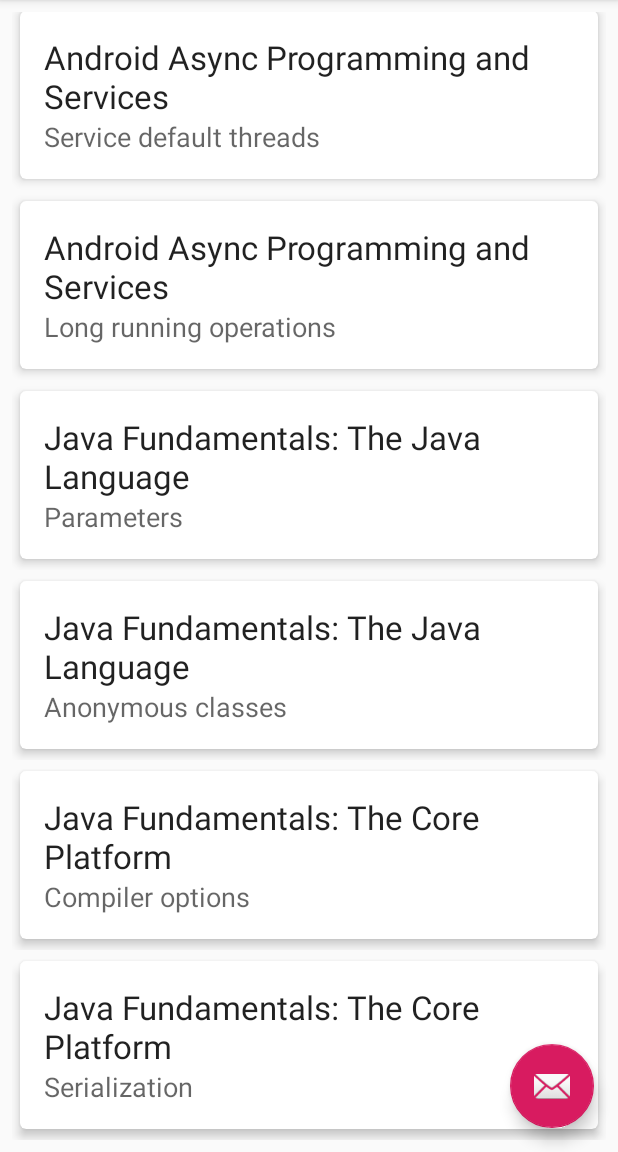
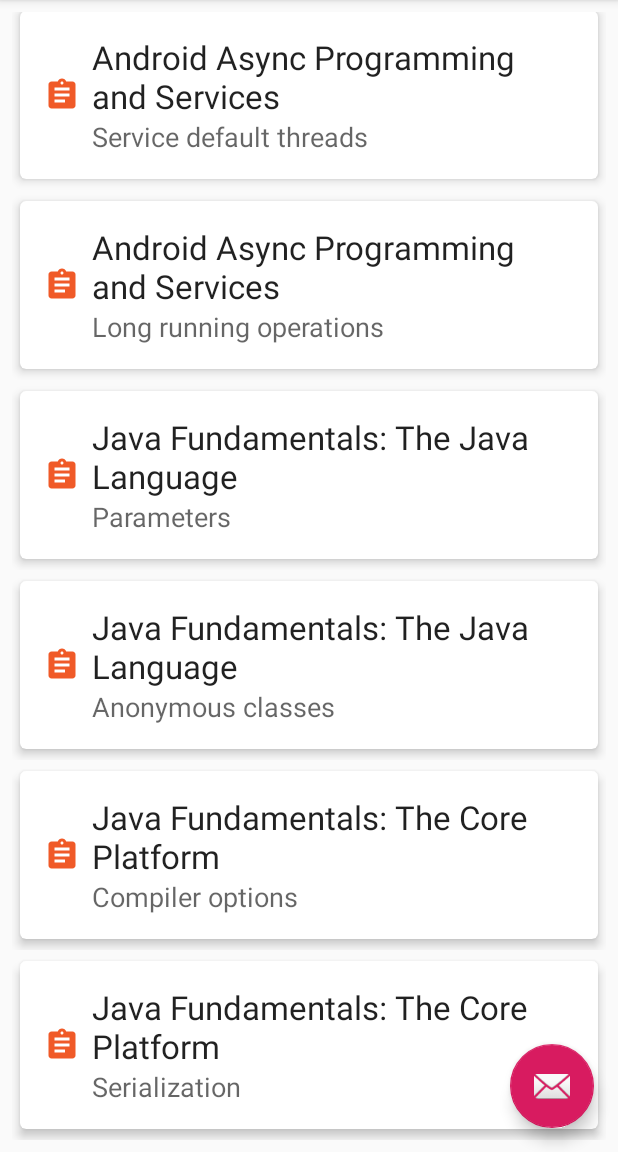
Before and after one commit to SpheleleZondo86/NoteKeeper, an Android app: the screen it shows after launch (MainActivity), scrolled down 261 dp, on a phone screen of 412 x 824 dp, the part 84-1236 px from its top. Run offline under Robolectric (Android 15) with nearby library versions, the phone set to English and light mode, and no system bars.

```diff
--- a/app/src/main/java/com/example/notekeeper/MainActivity.java
+++ b/app/src/main/java/com/example/notekeeper/MainActivity.java
@@ -59,7 +59,7 @@ public class MainActivity extends AppCompatActivity
     public void initializeDisplayContent() {
         recyclerViewItems = findViewById(R.id.list_items);
         noteLayoutManager = new LinearLayoutManager(this);
-        courseLayoutManager = new GridLayoutManager(this, 2);
+        courseLayoutManager = new GridLayoutManager(this, getResources().getInteger(R.integer.course_grid_span));
 
         List<NoteInfo> notes = DataManager.getInstance().getNotes();
         noteRecyclerAdapter = new NoteRecyclerAdapter(this, notes);
--- /dev/null
+++ b/app/src/main/res/drawable/ic_assignment_black_24dp.xml
@@ -0,0 +1,9 @@
+<vector xmlns:android="http://schemas.android.com/apk/res/android"
+        android:width="24dp"
+        android:height="24dp"
+        android:viewportWidth="24.0"
+        android:viewportHeight="24.0">
+    <path
+        android:fillColor="#FF000000"
+        android:pathData="M19,3h-4.18C14.4,1.84 13.3,1 12,1c-1.3,0 -2.4,0.84 -2.82,2L5,3c-1.1,0 -2,0.9 -2,2v14c0,1.1 0.9,2 2,2h14c1.1,0 2,-0.9 2,-2L21,5c0,-1.1 -0.9,-2 -2,-2zM12,3c0.55,0 1,0.45 1,1s-0.45,1 -1,1 -1,-0.45 -1,-1 0.45,-1 1,-1zM14,17L7,17v-2h7v2zM17,13L7,13v-2h10v2zM17,9L7,9L7,7h10v2z"/>
+</vector>
--- a/app/src/main/res/layout/item_note_list.xml
+++ b/app/src/main/res/layout/item_note_list.xml
@@ -18,11 +18,25 @@
             android:layout_width="match_parent"
             android:layout_height="wrap_content">
 
+            <ImageView
+                android:id="@+id/clip_board"
+                android:layout_width="wrap_content"
+                android:layout_height="wrap_content"
+                android:layout_marginTop="8dp"
+                android:layout_marginBottom="8dp"
+                android:tint="@color/pluralSightOrange"
+                app:layout_constraintBottom_toBottomOf="parent"
+                app:layout_constraintStart_toStartOf="parent"
+                app:layout_constraintTop_toTopOf="parent"
+                android:src="@drawable/ic_assignment_black_24dp"
+                android:contentDescription="@string/clip_board" />
+
             <TextView
                 android:id="@+id/text_course"
                 android:layout_width="0dp"
                 android:layout_height="wrap_content"
-                android:text="TextView"
+                android:layout_marginStart="32dp"
+                android:layout_marginLeft="32dp"
                 android:textAppearance="@style/TextAppearance.AppCompat.Large"
                 app:layout_constraintBottom_toBottomOf="parent"
                 app:layout_constraintEnd_toEndOf="parent"
@@ -34,7 +48,8 @@
                 android:id="@+id/text_title"
                 android:layout_width="0dp"
                 android:layout_height="wrap_content"
-                android:text="TextView"
+                android:layout_marginStart="32dp"
+                android:layout_marginLeft="32dp"
                 android:textAppearance="@style/TextAppearance.AppCompat.Medium"
                 app:layout_constraintBottom_toBottomOf="parent"
                 app:layout_constraintEnd_toEndOf="parent"
--- a/app/src/main/res/menu/activity_main_drawer.xml
+++ b/app/src/main/res/menu/activity_main_drawer.xml
@@ -6,11 +6,11 @@
     <group android:checkableBehavior="single">
         <item
             android:id="@+id/nav_notes"
-            android:icon="@drawable/ic_menu_camera"
+            android:icon="@drawable/ic_assignment_black_24dp"
             android:title="Notes" />
         <item
             android:id="@+id/nav_courses"
-            android:icon="@drawable/ic_menu_gallery"
+            android:icon="@drawable/ic_menu_slideshow"
             android:title="Courses" />
     </group>
 
--- a/app/src/main/res/values/colors.xml
+++ b/app/src/main/res/values/colors.xml
@@ -3,4 +3,5 @@
     <color name="colorPrimary">#008577</color>
     <color name="colorPrimaryDark">#00574B</color>
     <color name="colorAccent">#D81B60</color>
+    <color name="pluralSightOrange">#f05a28</color>
 </resources>
--- a/app/src/main/res/values/strings.xml
+++ b/app/src/main/res/values/strings.xml
@@ -20,4 +20,6 @@
     <string name="menu_tools">Tools</string>
     <string name="menu_share">Share</string>
     <string name="menu_send">Send</string>
+    <string name="clip_board">clip</string>
+    <string name="slideshow">slideShow</string>
 </resources>
--- /dev/null
+++ b/app/src/main/res/values/ui_constants.xml
@@ -0,0 +1,4 @@
+<?xml version="1.0" encoding="utf-8"?>
+<resources>
+    <integer name="course_grid_span">2</integer>
+</resources>
```
Also changed, not shown: app/src/main/res/layout/item_course_list.xml (+18 -1 lines).
